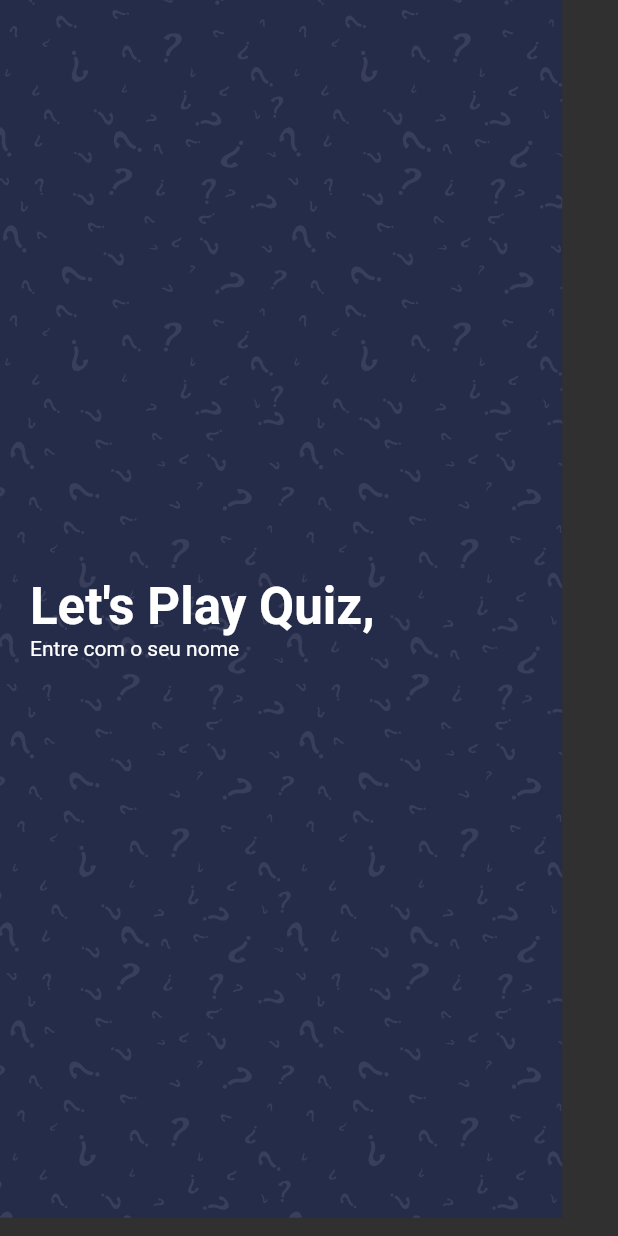
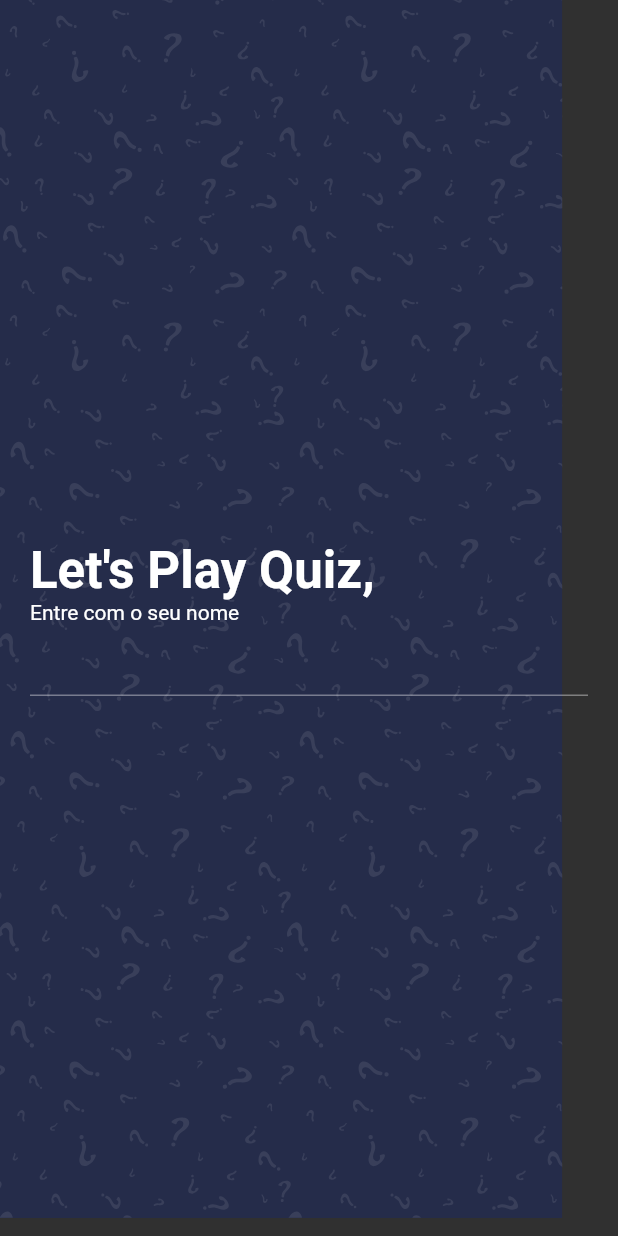
Before and after one commit to lucasoliveirasouza/quiz-app, a Flutter app: the screen it shows after launch, on a phone screen of 412 x 824 dp. Run offline on Flutter 3.47's test engine with Material 2 defaults, Android fonts, the phone set to English and light mode, and no system bars; our stand-ins replace get, websafe_svg.

```diff
--- a/lib/view/home/home.dart
+++ b/lib/view/home/home.dart
@@ -32,6 +32,7 @@ class _HomeViewState extends State<HomeView> {
                         ),
                   ),
                   Text("Entre com o seu nome"),
+                  TextFormField(),
                   Spacer(),
                 ],
               ),
```
